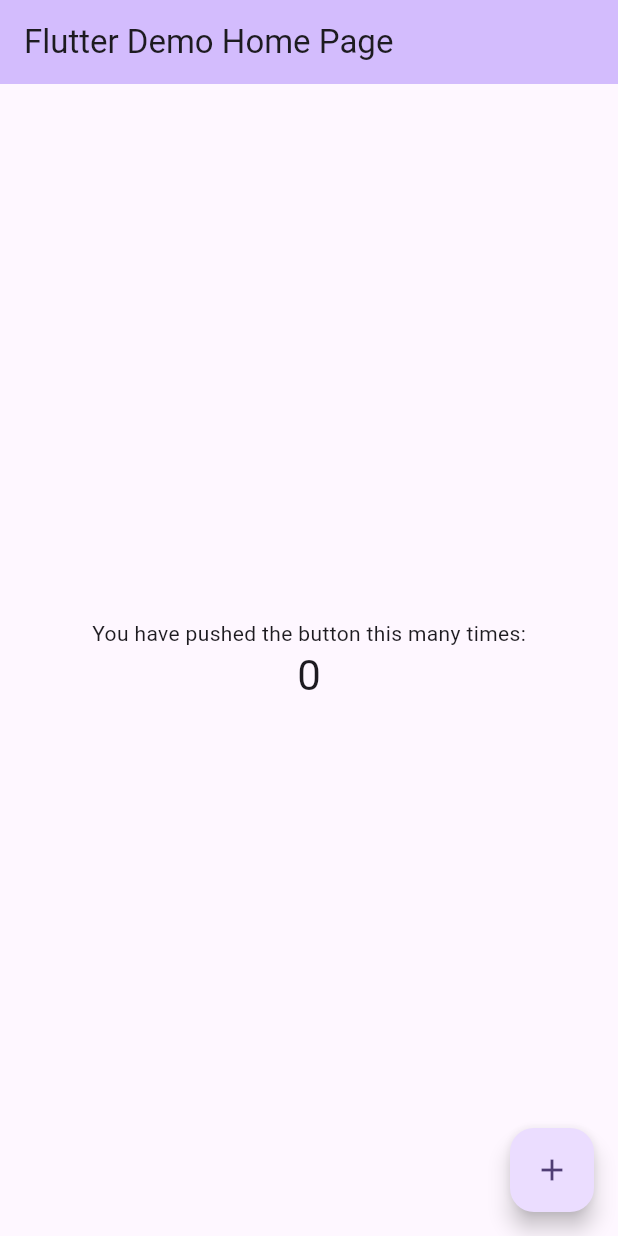
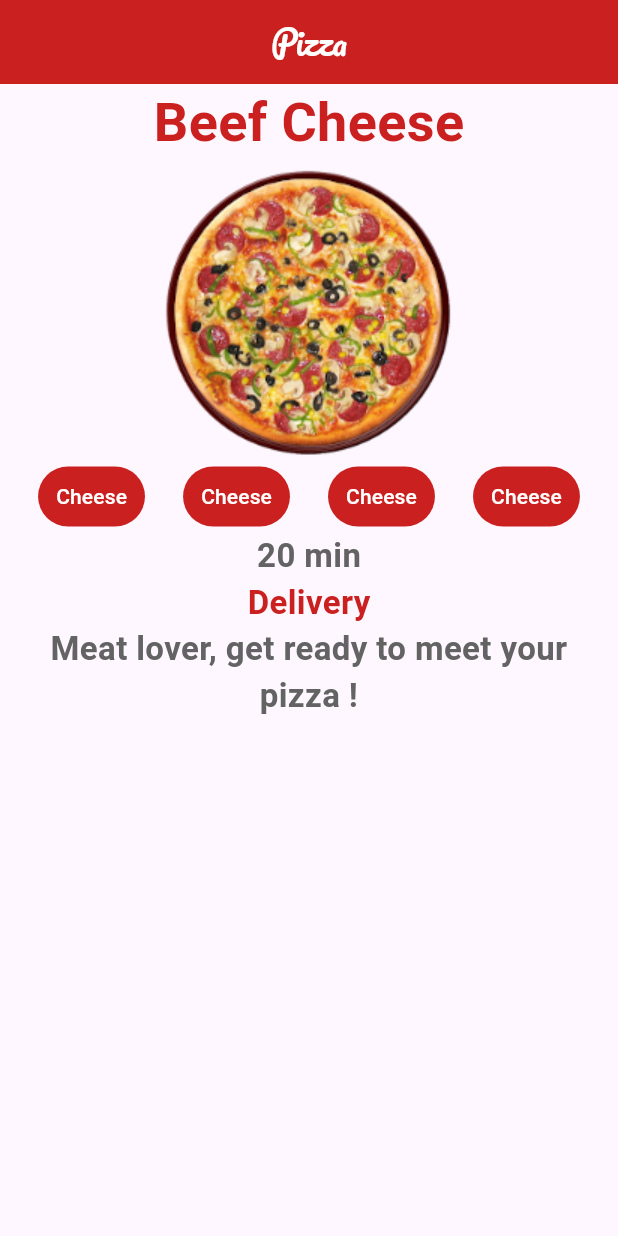
Before and after one commit to taylanozgurertas/techcareer_flutter_bootcamp, a Flutter app: the screen it shows after launch, on a phone screen of 412 x 824 dp. Run offline on Flutter 3.47's test engine with Material 2 defaults, Android fonts, the light colour scheme and no system bars.

Commit message:
ders4 update

```diff
--- a/lib/main.dart
+++ b/lib/main.dart
@@ -1,5 +1,6 @@
 //! TECHCAREER FLUTTER BOOTCAMP DERS NOTLARI
 
+import 'package:bootcamp/pages/anasayfa.dart';
 import 'package:flutter/material.dart'; //flutter diye bir package varmış onun material.dart ı nı import etmişiz
 
 void main() {
@@ -9,122 +10,15 @@ void main() {
 class MyApp extends StatelessWidget {
   const MyApp({super.key});
 
-  // This widget is the root of your application.
   @override
   Widget build(BuildContext context) {
     return MaterialApp(
       title: 'Flutter Demo',
       theme: ThemeData(
-        // This is the theme of your application.
-        //
-        // TRY THIS: Try running your application with "flutter run". You'll see
-        // the application has a blue toolbar. Then, without quitting the app,
-        // try changing the seedColor in the colorScheme below to Colors.green
-        // and then invoke "hot reload" (save your changes or press the "hot
-        // reload" button in a Flutter-supported IDE, or press "r" if you used
-        // the command line to start the app).
-        //
-        // Notice that the counter didn't reset back to zero; the application
-        // state is not lost during the reload. To reset the state, use hot
-        // restart instead.
-        //
-        // This works for code too, not just values: Most code changes can be
-        // tested with just a hot reload.
         colorScheme: ColorScheme.fromSeed(seedColor: Colors.deepPurple),
         useMaterial3: true,
       ),
-      home: const MyHomePage(title: 'Flutter Demo Home Page'),
+      home: const Anasayfa(),
     );
   }
 }
-
-class MyHomePage extends StatefulWidget {
-  const MyHomePage({super.key, required this.title});
-
-  // This widget is the home page of your application. It is stateful, meaning
-  // that it has a State object (defined below) that contains fields that affect
-  // how it looks.
-
-  // This class is the configuration for the state. It holds the values (in this
-  // case the title) provided by the parent (in this case the App widget) and
-  // used by the build method of the State. Fields in a Widget subclass are
-  // always marked "final".
-
-  final String title;
-
-  @override
-  State<MyHomePage> createState() => _MyHomePageState();
-}
-
-class _MyHomePageState extends State<MyHomePage> {
-  int _counter = 0;
-
-  int x = 0; //degisken olustururken ya degerini vereceksin ya da late ver daha sonra degerini alacak demek
-  late int y;
-
-  void _incrementCounter() {
-    setState(() {
-      // This call to setState tells the Flutter framework that something has
-      // changed in this State, which causes it to rerun the build method below
-      // so that the display can reflect the updated values. If we changed
-      // _counter without calling setState(), then the build method would not be
-      // called again, and so nothing would appear to happen.
-      _counter++;
-    });
-  }
-
-  @override
-  Widget build(BuildContext context) {
-    // This method is rerun every time setState is called, for instance as done
-    // by the _incrementCounter method above.
-    //
-    // The Flutter framework has been optimized to make rerunning build methods
-    // fast, so that you can just rebuild anything that needs updating rather
-    // than having to individually change instances of widgets.
-    return Scaffold(
-      appBar: AppBar(
-        // TRY THIS: Try changing the color here to a specific color (to
-        // Colors.amber, perhaps?) and trigger a hot reload to see the AppBar
-        // change color while the other colors stay the same.
-        backgroundColor: Theme.of(context).colorScheme.inversePrimary,
-        // Here we take the value from the MyHomePage object that was created by
-        // the App.build method, and use it to set our appbar title.
-        title: Text(widget.title),
-      ),
-      body: Center(
-        // Center is a layout widget. It takes a single child and positions it
-        // in the middle of the parent.
-        child: Column(
-          // Column is also a layout widget. It takes a list of children and
-          // arranges them vertically. By default, it sizes itself to fit its
-          // children horizontally, and tries to be as tall as its parent.
-          //
-          // Column has various properties to control how it sizes itself and
-          // how it positions its children. Here we use mainAxisAlignment to
-          // center the children vertically; the main axis here is the vertical
-          // axis because Columns are vertical (the cross axis would be
-          // horizontal).
-          //
-          // TRY THIS: Invoke "debug painting" (choose the "Toggle Debug Paint"
-          // action in the IDE, or press "p" in the console), to see the
-          // wireframe for each widget.
-          mainAxisAlignment: MainAxisAlignment.center,
-          children: <Widget>[
-            const Text(
-              'You have pushed the button this many times:',
-            ),
-            Text(
-              '$_counter',
-              style: Theme.of(context).textTheme.headlineMedium,
-            ),
-          ],
-        ),
-      ),
-      floatingActionButton: FloatingActionButton(
-        onPressed: _incrementCounter,
-        tooltip: 'Increment',
-        child: const Icon(Icons.add),
-      ), // This trailing comma makes auto-formatting nicer for build methods.
-    );
-  }
-}
--- /dev/null
+++ b/lib/my_interface.dart
@@ -0,0 +1,5 @@
+abstract class MyInterface {
+  late int degisken;
+  String metod1();
+  String metod2();
+}
--- /dev/null
+++ b/lib/pages/anasayfa.dart
@@ -0,0 +1,94 @@
+import 'package:bootcamp/pages/renkler.dart';
+import 'package:flutter/cupertino.dart';
+import 'package:flutter/material.dart';
+
+class Anasayfa extends StatefulWidget {
+  const Anasayfa({super.key});
+
+  @override
+  State<Anasayfa> createState() => _AnasayfaState();
+}
+
+class _AnasayfaState extends State<Anasayfa> {
+  @override
+  Widget build(BuildContext context) {
+    return Scaffold(
+        appBar: AppBar(
+          title: Text("Pizza", style: TextStyle(color: yaziRenk1, fontFamily: "Pacifico", fontSize: 22)),
+          centerTitle: true,
+          backgroundColor: anaRenk,
+        ),
+        body: Column(
+          children: [
+            Center(
+                child:
+                    Text("Beef Cheese", style: TextStyle(fontSize: 36, fontWeight: FontWeight.bold, color: anaRenk))),
+            Image.asset("assets/k_pizza.png"),
+            Row(
+              mainAxisAlignment: MainAxisAlignment.spaceEvenly,
+              children: [
+                TextButton(
+                  onPressed: () {},
+                  style: TextButton.styleFrom(backgroundColor: anaRenk),
+                  child: Text(
+                    "Cheese",
+                    style: TextStyle(color: yaziRenk1),
+                  ),
+                ),
+                TextButton(
+                  onPressed: () {},
+                  style: TextButton.styleFrom(backgroundColor: anaRenk),
+                  child: Text(
+                    "Cheese",
+                    style: TextStyle(color: yaziRenk1),
+                  ),
+                ),
+                TextButton(
+                  onPressed: () {},
+                  style: TextButton.styleFrom(backgroundColor: anaRenk),
+                  child: Text(
+                    "Cheese",
+                    style: TextStyle(color: yaziRenk1),
+                  ),
+                ),
+                TextButton(
+                  onPressed: () {},
+                  style: TextButton.styleFrom(backgroundColor: anaRenk),
+                  child: Text(
+                    "Cheese",
+                    style: TextStyle(color: yaziRenk1),
+                  ),
+                ),
+              ],
+            ),
+            Column(
+              children: [
+                Text("20 min", style: TextStyle(fontSize: 22, color: yaziRenk2, fontWeight: FontWeight.bold)),
+                Text("Delivery", style: TextStyle(fontSize: 22, color: anaRenk, fontWeight: FontWeight.bold)),
+                Padding(
+                  padding: const EdgeInsets.only(left: 16.0, right: 16.0),
+                  child: Text(
+                    "Meat lover, get ready to meet your pizza !",
+                    style: TextStyle(fontSize: 22, color: yaziRenk2, fontWeight: FontWeight.bold),
+                    textAlign: TextAlign.center,
+                  ),
+                ),
+              ],
+            )
+          ],
+        ));
+  }
+}
+
+/*
+
+Row(
+        mainAxisAlignment: MainAxisAlignment.start,
+        children: [
+          Container(width: 80, height: 80, color: Colors.red),
+          Container(width: 50, height: 50, color: Colors.green),
+          Container(width: 100, height: 100, color: Colors.blue),
+        ],
+      ),
+
+       */
--- /dev/null
+++ b/lib/pages/renkler.dart
@@ -0,0 +1,7 @@
+import 'dart:ui';
+
+var anaRenk = const Color(0xFFCB2020);
+var yaziRenk1 = const Color(0xFFFFFFFF);
+var yaziRenk2 = const Color(0XFF636363);
+
+//renklerimizi tanımladık
```
Also changed, not shown: lib/class_a.dart (added, +17 -0 lines), lib/collections/hash_map_kullanimi.dart (added, +29 -0 lines), lib/collections/hash_set_kullanimi.dart (added, +25 -0 lines), lib/collections/list_kullanimi.dart (added, +39 -0 lines), lib/collections/list_nesne_tabanli.dart (added, +46 -0 lines), lib/collections/urunler.dart (added, +11 -0 lines), lib/diger/asenkron_islemler.dart (added, +12 -0 lines), lib/diger/hata_yakalama.dart (added, +17 -0 lines), lib/nesne_tabanli/interface_kullanimi.dart (added, +9 -0 lines), pubspec.yaml (+6 -3 lines), assets/k_pizza.png (added), fonts/Pacifico-Regular.ttf (added), 1 other file.
